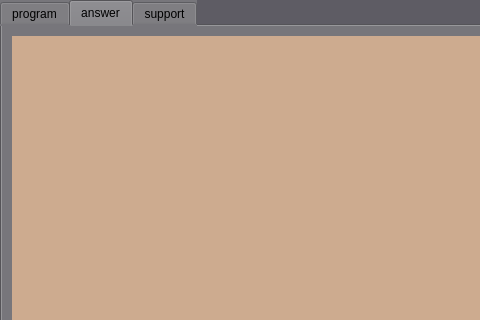
baitim/Codic, file client/client.ui: the form before one commit; both pictures show x 0 to 480 and y 0 to 320 of the 600 by 800 pixel window.
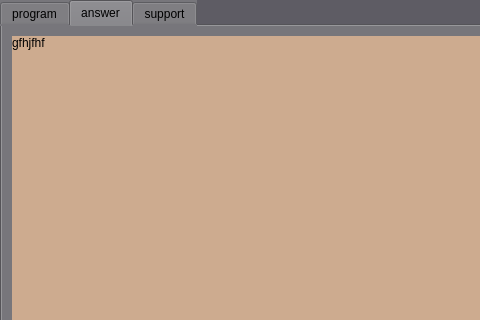
The form after the commit. The open tabs and pages were chosen to show the change.

Diff of the .ui file:
```diff
--- a/client/client.ui
+++ b/client/client.ui
@@ -94,7 +94,10 @@
        <string notr="true">background-color: rgb(205, 171, 143);</string>
       </property>
       <property name="text">
-       <string/>
+       <string>gfhjfhf</string>
+      </property>
+      <property name="alignment">
+       <set>Qt::AlignLeading|Qt::AlignLeft|Qt::AlignTop</set>
       </property>
      </widget>
     </widget>
```
Left out of the diff: 2 changed lines with no effect on the pictures.
